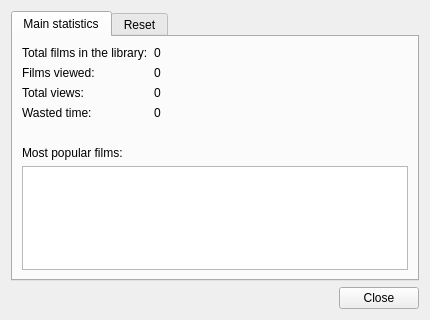
The window that src/statisticswindow.ui (eugene-melnik/alexandra) describes before a commit, drawn with Qt 5.
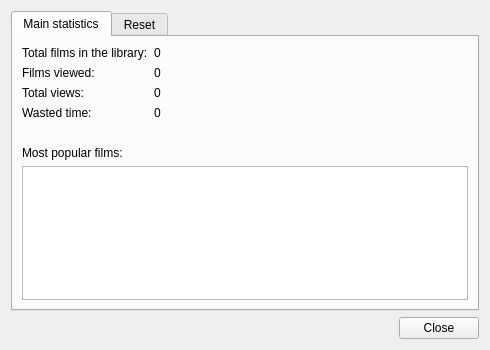
The same window after the commit. Icons and pictures are not drawn.

```diff
--- a/src/statisticswindow.ui
+++ b/src/statisticswindow.ui
@@ -9,14 +9,14 @@
    <rect>
     <x>0</x>
     <y>0</y>
-    <width>430</width>
-    <height>320</height>
+    <width>490</width>
+    <height>350</height>
    </rect>
   </property>
   <property name="minimumSize">
    <size>
-    <width>430</width>
-    <height>320</height>
+    <width>490</width>
+    <height>350</height>
    </size>
   </property>
   <property name="windowTitle">
```
